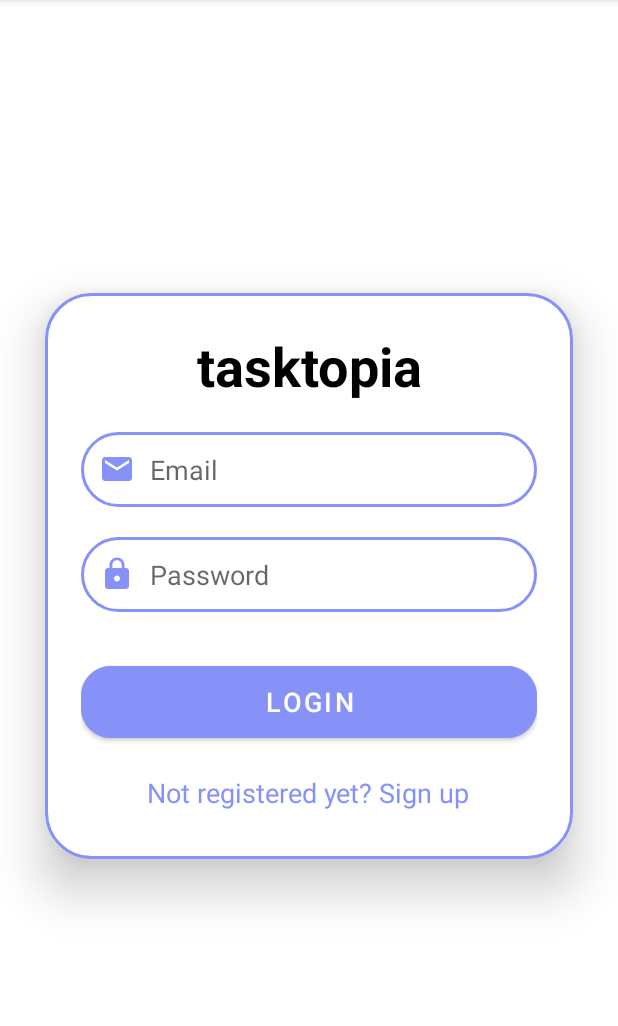
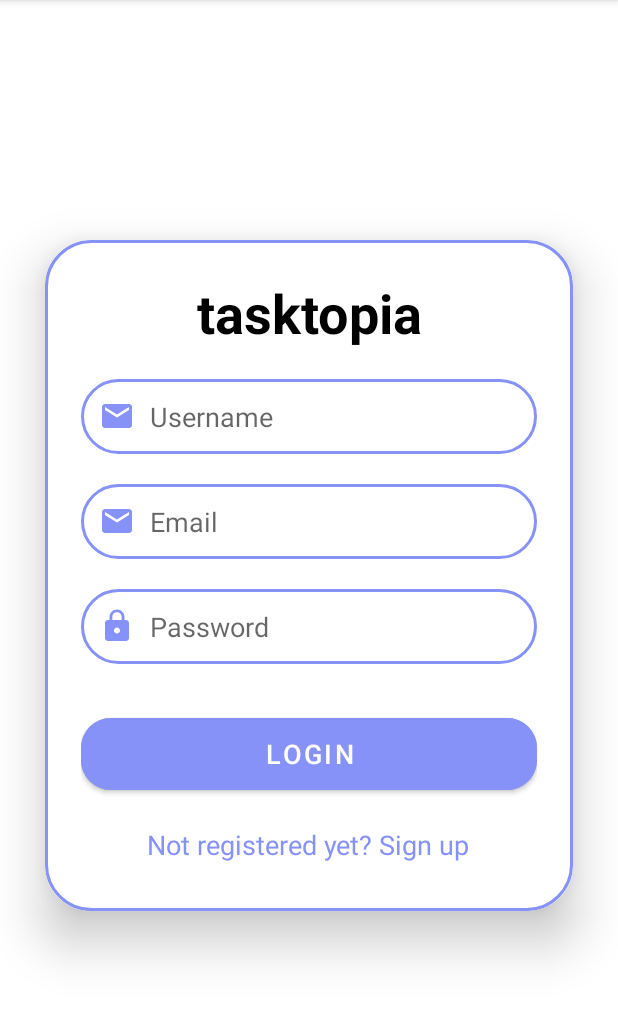
Before and after one commit to ChuangJunHan/MAD_Project, an Android app: the screen it shows after launch (LoginActivity), after a tap on "SIGN UP", on a phone screen of 412 x 824 dp, the part 84-1110 px from its top. Run offline under Robolectric (Android 15) with nearby library versions, the light colour scheme and no system bars; our stand-ins replace Firebase (no records; nobody signed in at launch, a user with empty details on screens opened directly).

Commit message:
Bugfixed the login and sign-in features. Added a new text field called Username. Still bugfixing the Google Sign-in with firebase stuff and facial recognition (unlikely to be implemented)

```diff
--- a/app/src/main/java/com/sp/mad_project/HelperClass.java
+++ b/app/src/main/java/com/sp/mad_project/HelperClass.java
@@ -2,14 +2,14 @@ package com.sp.mad_project;
 
 public class HelperClass {
 
-    String name, email,phoneNumber,password;
+    String Username, email,phoneNumber,password;
 
-    public String getName() {
-        return name;
+    public String getUsername() {
+        return Username;
     }
 
-    public void setName(String name) {
-        this.name = name;
+    public void setUsername(String Username) {
+        this.Username = Username;
     }
 
     public String getEmail() {
@@ -24,7 +24,7 @@ public class HelperClass {
         return phoneNumber;
     }
 
-    public void setUsername(String phoneNumber) {
+    public void setPhoneNumber(String phoneNumber) {
         this.phoneNumber = phoneNumber;
     }
 
@@ -36,10 +36,10 @@ public class HelperClass {
         this.password = password;
     }
 
-    public HelperClass(String name, String email, String username, String password) {
-        this.name = name;
+    public HelperClass(String Username, String email, String phoneNumber, String password) {
+        this.Username = Username;
         this.email = email;
-        this.phoneNumber = username;
+        this.phoneNumber = phoneNumber;
         this.password = password;
     }
 
--- a/app/src/main/java/com/sp/mad_project/SignupActivity.java
+++ b/app/src/main/java/com/sp/mad_project/SignupActivity.java
@@ -13,7 +13,7 @@ import com.google.firebase.database.DatabaseReference;
 import com.google.firebase.database.FirebaseDatabase;
 public class SignupActivity extends AppCompatActivity {
 
-    EditText signupName, signupEmail, signupPhone, signupPassword;
+    EditText signupUsername, signupEmail, signupPhone, signupPassword;
     TextView loginRedirectText;
     Button signupButton;
     FirebaseDatabase database;
@@ -24,7 +24,7 @@ public class SignupActivity extends AppCompatActivity {
         super.onCreate(savedInstanceState);
         setContentView(R.layout.activity_signup);
 
-        signupName = findViewById(R.id.signup_name);
+        signupUsername = findViewById(R.id.signup_name);
         signupEmail = findViewById(R.id.signup_email);
         signupPhone = findViewById(R.id.signup_phone);
         signupPassword = findViewById(R.id.signup_password);
@@ -39,13 +39,13 @@ public class SignupActivity extends AppCompatActivity {
                 database = FirebaseDatabase.getInstance();
                 reference = database.getReference("users");
 
-                String name = signupName.getText().toString();
+                String Username = signupUsername.getText().toString();
                 String email = signupEmail.getText().toString();
                 String phoneNumber = signupPhone.getText().toString();
                 String password = signupPassword.getText().toString();
 
-                HelperClass helperClass = new HelperClass(name, email,phoneNumber, password);
-                reference.child(name).setValue(helperClass);
+                HelperClass helperClass = new HelperClass(Username, email,phoneNumber, password);
+                reference.child(Username).setValue(helperClass);
 
                 Toast.makeText(SignupActivity.this, "You have successfully signed up!", Toast.LENGTH_SHORT).show();
                 Intent intent = new Intent(SignupActivity.this, LoginActivity.class);
--- a/app/src/main/res/layout/activity_login.xml
+++ b/app/src/main/res/layout/activity_login.xml
@@ -30,6 +30,18 @@
                 android:textSize="36sp"
                 android:textAlignment="center"
                 android:textStyle="bold"
+                android:textColor="@color/black"/>
+
+            <EditText
+                android:layout_width="match_parent"
+                android:layout_height="50dp"
+                android:id="@+id/login_userName"
+                android:background="@drawable/lavender_border"
+                android:layout_marginTop="20dp"
+                android:padding="12dp"
+                android:hint="Username"
+                android:drawableLeft="@drawable/baseline_email_24"
+                android:drawablePadding="10dp"
                 android:textColor="@color/black"/>
 
             <EditText
--- a/app/src/main/res/layout/activity_signup.xml
+++ b/app/src/main/res/layout/activity_signup.xml
@@ -38,7 +38,7 @@
                 android:background="@drawable/lavender_border"
                 android:layout_marginTop="40dp"
                 android:padding="8dp"
-                android:hint="Name"
+                android:hint="Username"
                 android:drawableLeft="@drawable/baseline_person_24"
                 android:drawablePadding="8dp"
                 android:textColor="@color/black"/>
```
Also changed, not shown: app/src/main/java/com/sp/mad_project/LoginActivity.java (+24 -12 lines).
